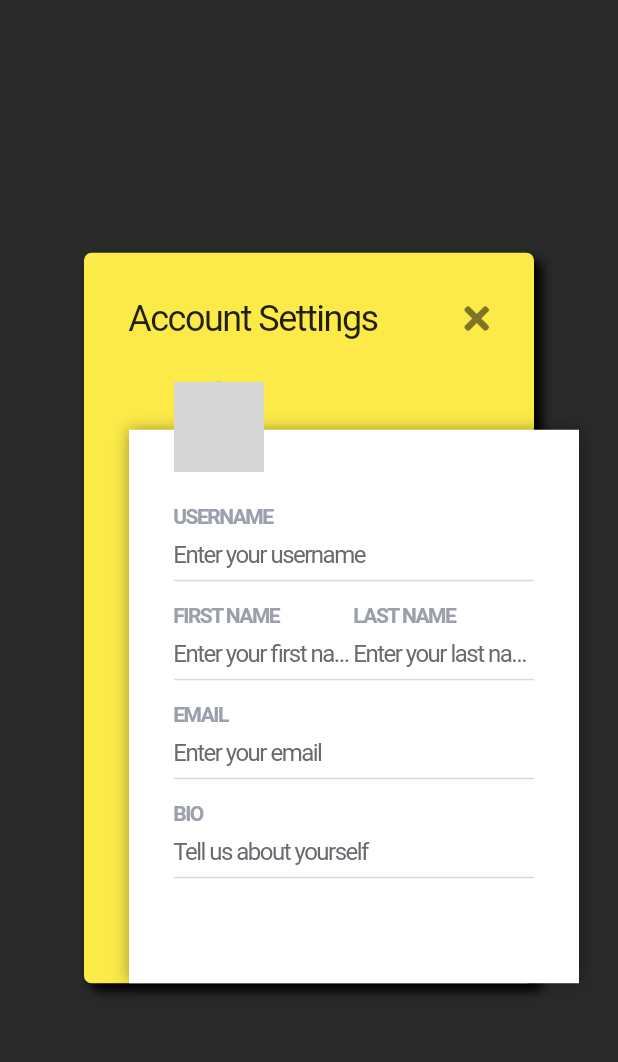
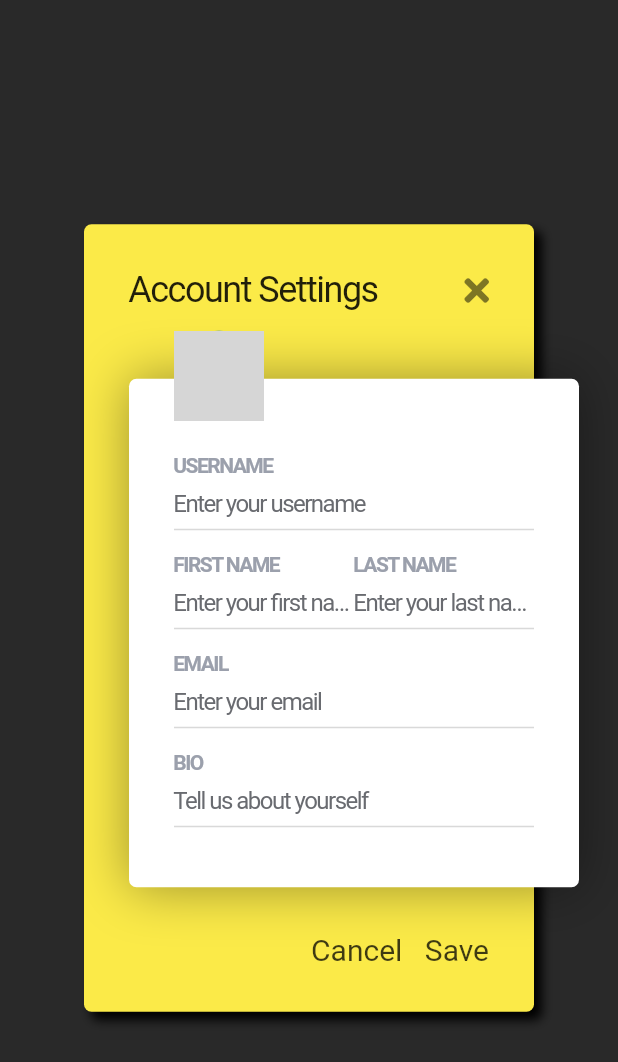
Before and after one commit to sparklaunch/Frontloops_11, a Flutter app: the screen it shows after launch, on a phone screen of 412 x 824 dp. Shown: the top 1062 px of the screen. Run offline on Flutter 3.47's test engine with Material 2 defaults, Android fonts, the phone set to English and light mode, and no system bars; our stand-ins replace font_awesome_flutter; grey boxes are pictures that could not be loaded.

Commit message:
add bottom buttons

```diff
--- a/lib/components/AccountSettings.dart
+++ b/lib/components/AccountSettings.dart
@@ -10,17 +10,23 @@ class AccountSettings extends StatelessWidget {
         offset: Offset(30, 0),
         child: Container(
           width: 300.0,
-          padding: EdgeInsets.all(
+          padding: EdgeInsets.fromLTRB(
             30.0,
+            30.0,
+            30.0,
+            0,
           ),
           decoration: BoxDecoration(
             color: Colors.white,
             boxShadow: [
               BoxShadow(
                 color: Colors.black38,
-                blurRadius: 8.0,
+                blurRadius: 30.0,
               ),
             ],
+            borderRadius: BorderRadius.circular(
+              5.0,
+            ),
           ),
           child: Column(
             crossAxisAlignment: CrossAxisAlignment.start,
--- a/lib/components/AccountTitle.dart
+++ b/lib/components/AccountTitle.dart
@@ -6,7 +6,12 @@ class AccountTitle extends StatelessWidget {
   @override
   Widget build(BuildContext context) {
     return Container(
-      padding: EdgeInsets.all(30.0),
+      padding: EdgeInsets.fromLTRB(
+        30.0,
+        30.0,
+        30.0,
+        15.0,
+      ),
       child: Row(
         mainAxisAlignment: MainAxisAlignment.spaceBetween,
         children: [
--- /dev/null
+++ b/lib/components/BottomButtons.dart
@@ -0,0 +1,37 @@
+import "package:flutter/material.dart";
+
+class BottomButtons extends StatelessWidget {
+  @override
+  Widget build(BuildContext context) {
+    return Container(
+      padding: EdgeInsets.fromLTRB(
+        30.0,
+        0,
+        30.0,
+        30.0,
+      ),
+      child: Row(
+        mainAxisAlignment: MainAxisAlignment.end,
+        children: [
+          Text(
+            "Cancel",
+            style: TextStyle(
+              fontSize: 20.0,
+              color: Colors.black.withAlpha(192),
+            ),
+          ),
+          SizedBox(
+            width: 15.0,
+          ),
+          Text(
+            "Save",
+            style: TextStyle(
+              fontSize: 20.0,
+              color: Colors.black.withAlpha(192),
+            ),
+          ),
+        ],
+      ),
+    );
+  }
+}
--- a/lib/screens/Main.dart
+++ b/lib/screens/Main.dart
@@ -2,6 +2,7 @@ import "package:flutter/material.dart";
 
 import "package:frontloops_11/components/AccountTitle.dart";
 import "package:frontloops_11/components/AccountSettings.dart";
+import "package:frontloops_11/components/BottomButtons.dart";
 
 class Main extends StatelessWidget {
   @override
@@ -34,6 +35,10 @@ class Main extends StatelessWidget {
                   height: 30.0,
                 ),
                 AccountSettings(),
+                SizedBox(
+                  height: 30.0,
+                ),
+                BottomButtons(),
               ],
             ),
           ),
```
